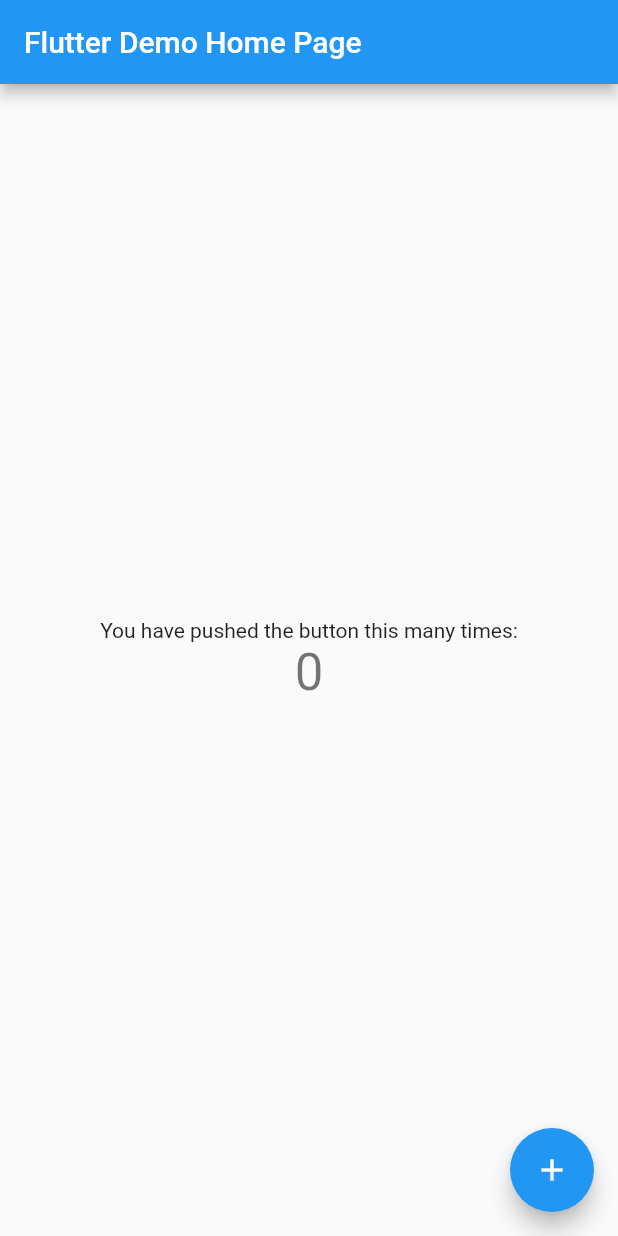
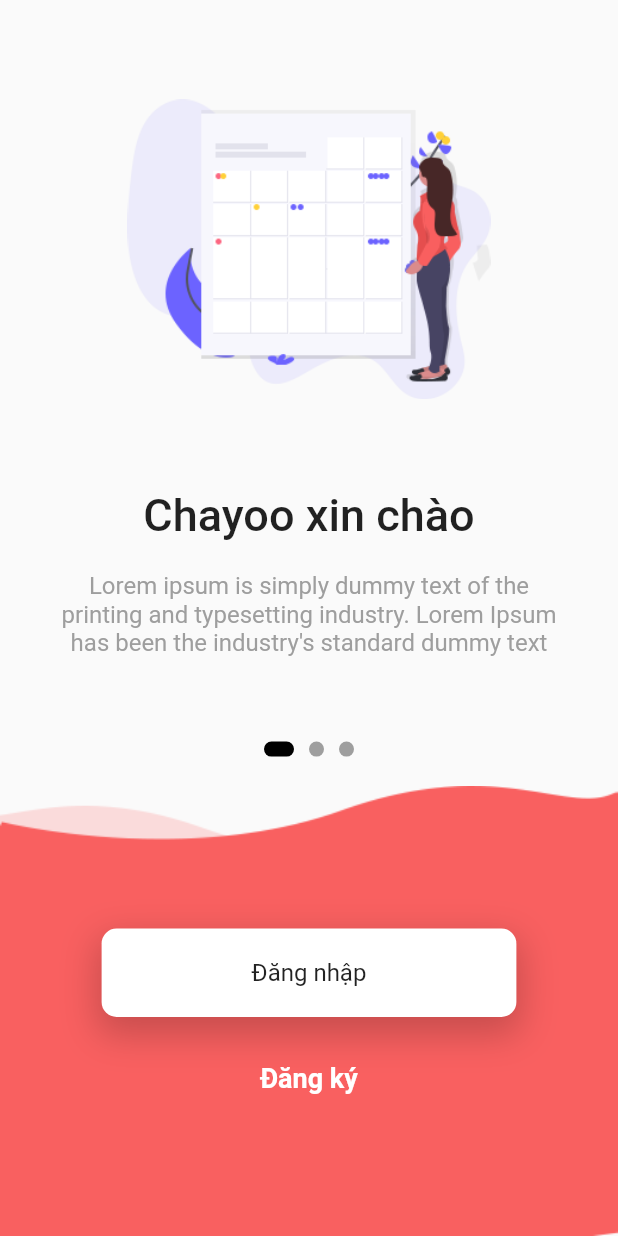
Before and after one commit to MinhThu100200/AT_Coffee, a Flutter app: the screen it shows after launch, on a phone screen of 412 x 824 dp. Run offline on Flutter 3.47's test engine with Material 2 defaults, Android fonts, the phone set to English and light mode, and no system bars; our stand-ins replace firebase_core, flutter_svg; accounts and stored records are empty.

```diff
--- a/lib/main.dart
+++ b/lib/main.dart
@@ -1,119 +1,56 @@
+import 'dart:async';
+import 'package:firebase_core/firebase_core.dart';
+
+import 'package:at_coffee/screens/on_boarding.dart';
 import 'package:flutter/material.dart';
-import "router.dart" as router;
 
-void main() {
-  runApp(const MyApp());
+void main() async {
+  WidgetsFlutterBinding.ensureInitialized();
+  await Firebase.initializeApp();
+  runApp(MyApp());
 }
 
 class MyApp extends StatelessWidget {
-  const MyApp({Key key}) : super(key: key);
-
   // This widget is the root of your application.
   @override
   Widget build(BuildContext context) {
     return MaterialApp(
-        title: 'Flutter Demo',
-        theme: ThemeData(
-          // This is the theme of your application.
-          //
-          // Try running your application with "flutter run". You'll see the
-          // application has a blue toolbar. Then, without quitting the app, try
-          // changing the primarySwatch below to Colors.green and then invoke
-          // "hot reload" (press "r" in the console where you ran "flutter run",
-          // or simply save your changes to "hot reload" in a Flutter IDE).
-          // Notice that the counter didn't reset back to zero; the application
-          // is not restarted.
-          primarySwatch: Colors.blue,
-        ),
-        home: const MyHomePage(title: 'Flutter Demo Home Page'),
-        onGenerateRoute: router.generateRoute);
+      debugShowCheckedModeBanner: false,
+      // theme: ThemeData(fontFamily: 'avenir'),
+      home: MyHomePage(),
+    );
   }
 }
 
 class MyHomePage extends StatefulWidget {
-  const MyHomePage({Key key, @required this.title}) : super(key: key);
-
-  // This widget is the home page of your application. It is stateful, meaning
-  // that it has a State object (defined below) that contains fields that affect
-  // how it looks.
-
-  // This class is the configuration for the state. It holds the values (in this
-  // case the title) provided by the parent (in this case the App widget) and
-  // used by the build method of the State. Fields in a Widget subclass are
-  // always marked "final".
-
-  final String title;
-
   @override
-  State<MyHomePage> createState() => _MyHomePageState();
+  _MyHomePageState createState() => _MyHomePageState();
 }
 
 class _MyHomePageState extends State<MyHomePage> {
-  int _counter = 0;
-
-  void _incrementCounter() {
-    setState(() {
-      // This call to setState tells the Flutter framework that something has
-      // changed in this State, which causes it to rerun the build method below
-      // so that the display can reflect the updated values. If we changed
-      // _counter without calling setState(), then the build method would not be
-      // called again, and so nothing would appear to happen.
-      _counter++;
-    });
+  @override
+  void initState() {
+    // TODO: implement initState
+    Timer(Duration(seconds: 3), openOnBoard);
+    super.initState();
   }
 
   @override
   Widget build(BuildContext context) {
-    // This method is rerun every time setState is called, for instance as done
-    // by the _incrementCounter method above.
-    //
-    // The Flutter framework has been optimized to make rerunning build methods
-    // fast, so that you can just rebuild anything that needs updating rather
-    // than having to individually change instances of widgets.
     return Scaffold(
-      appBar: AppBar(
-        // Here we take the value from the MyHomePage object that was created by
-        // the App.build method, and use it to set our appbar title.
-        title: Text(widget.title),
-      ),
       body: Center(
-        // Center is a layout widget. It takes a single child and positions it
-        // in the middle of the parent.
-        child: Column(
-          // Column is also a layout widget. It takes a list of children and
-          // arranges them vertically. By default, it sizes itself to fit its
-          // children horizontally, and tries to be as tall as its parent.
-          //
-          // Invoke "debug painting" (press "p" in the console, choose the
-          // "Toggle Debug Paint" action from the Flutter Inspector in Android
-          // Studio, or the "Toggle Debug Paint" command in Visual Studio Code)
-          // to see the wireframe for each widget.
-          //
-          // Column has various properties to control how it sizes itself and
-          // how it positions its children. Here we use mainAxisAlignment to
-          // center the children vertically; the main axis here is the vertical
-          // axis because Columns are vertical (the cross axis would be
-          // horizontal).
-          mainAxisAlignment: MainAxisAlignment.center,
-          children: <Widget>[
-            const Text(
-              'You have pushed the button this many times:',
-            ),
-            Text(
-              '$_counter',
-              style: Theme.of(context).textTheme.headline4,
-            ),
-          ],
+        child: Container(
+          decoration: BoxDecoration(
+              image: DecorationImage(
+            image: AssetImage('assets/images/logo.png'),
+          )),
         ),
       ),
-      floatingActionButton: FloatingActionButton(
-        onPressed: () {
-          Navigator.pushNamedAndRemoveUntil(
-              context, "/root_app", (route) => false);
-        },
-        tooltip: 'Increment',
-        child: const Icon(Icons.add),
-      ), // This trailing comma makes auto-formatting nicer for build methods.
     );
   }
+
+  void openOnBoard() {
+    Navigator.push(
+        context, MaterialPageRoute(builder: (context) => Onboarding()));
+  }
 }
--- a/lib/screens/on_boarding.dart
+++ b/lib/screens/on_boarding.dart
@@ -0,0 +1,163 @@
+import 'package:flutter/material.dart';
+import 'package:at_coffee/screens/login_page/login_page.dart';
+
+class Onboarding extends StatelessWidget {
+  @override
+  Widget build(BuildContext context) {
+    return MaterialApp(
+      debugShowCheckedModeBanner: false,
+      //theme: ThemeData(fontFamily: 'avenir'),
+      home: onboarding(),
+    );
+  }
+}
+
+class onboarding extends StatefulWidget {
+  @override
+  _onboardingState createState() => _onboardingState();
+}
+
+class _onboardingState extends State<onboarding> {
+  int currentPage = 0;
+  PageController _pageController =
+      new PageController(initialPage: 0, keepPage: true);
+  @override
+  Widget build(BuildContext context) {
+    return Scaffold(
+      body: Stack(
+        children: [
+          Column(
+            mainAxisAlignment: MainAxisAlignment.start,
+            children: [
+              Container(
+                height: MediaQuery.of(context).size.height * 0.6,
+                child: PageView(
+                  controller: _pageController,
+                  children: [
+                    onBoardPage("onboard1", "Chayoo xin chào"),
+                    onBoardPage("onboard2", "Công việc của bạn"),
+                    onBoardPage("onboard3", "Quản lý công việc"),
+                  ],
+                  onPageChanged: (value) => {setCurrentPage(value)},
+                ),
+              ),
+              Row(
+                mainAxisAlignment: MainAxisAlignment.center,
+                children: List.generate(3, (index) => getIndicator(index)),
+              )
+            ],
+          ),
+          Positioned(
+            bottom: 0,
+            left: 0,
+            right: 0,
+            child: Container(
+              margin: EdgeInsets.only(top: 20),
+              height: 300,
+              width: MediaQuery.of(context).size.width,
+              decoration: BoxDecoration(
+                  image: DecorationImage(
+                      image: AssetImage('assets/images/path1.png'),
+                      fit: BoxFit.fill)),
+              child: Column(
+                mainAxisAlignment: MainAxisAlignment.center,
+                children: [
+                  InkWell(
+                    onTap: openLoginPage,
+                    child: Container(
+                      padding:
+                          EdgeInsets.symmetric(vertical: 20, horizontal: 100),
+                      decoration: BoxDecoration(
+                          borderRadius: BorderRadius.circular(10),
+                          color: Colors.white,
+                          boxShadow: [
+                            BoxShadow(
+                                color: Colors.black.withOpacity(0.2),
+                                offset: Offset(0, 9),
+                                blurRadius: 20,
+                                spreadRadius: 3)
+                          ]),
+                      child: Text(
+                        "Đăng nhập",
+                        style: TextStyle(fontSize: 16),
+                      ),
+                    ),
+                  ),
+                  SizedBox(
+                    height: 30,
+                  ),
+                  Text(
+                    "Đăng ký",
+                    style: TextStyle(
+                        color: Colors.white,
+                        fontSize: 18,
+                        fontWeight: FontWeight.bold),
+                  )
+                ],
+              ),
+            ),
+          )
+        ],
+      ),
+    );
+  }
+
+  AnimatedContainer getIndicator(int pageNo) {
+    return AnimatedContainer(
+      duration: Duration(milliseconds: 100),
+      height: 10,
+      width: (currentPage == pageNo) ? 20 : 10,
+      margin: EdgeInsets.symmetric(horizontal: 5),
+      decoration: BoxDecoration(
+          borderRadius: BorderRadius.all(Radius.circular(5)),
+          color: (currentPage == pageNo) ? Colors.black : Colors.grey),
+    );
+  }
+
+  Column onBoardPage(String img, String title) {
+    return Column(
+      mainAxisAlignment: MainAxisAlignment.center,
+      children: [
+        SizedBox(
+          height: 20,
+        ),
+        Container(
+          height: 200,
+          width: MediaQuery.of(context).size.width,
+          padding: EdgeInsets.all(50),
+          decoration: BoxDecoration(
+              image:
+                  DecorationImage(image: AssetImage('assets/images/$img.png'))),
+        ),
+        SizedBox(
+          height: 50,
+        ),
+        Container(
+          padding: EdgeInsets.symmetric(vertical: 10),
+          child: Text(
+            title,
+            style: TextStyle(fontSize: 30, fontWeight: FontWeight.w500),
+          ),
+        ),
+        Container(
+          padding: EdgeInsets.symmetric(vertical: 10, horizontal: 40),
+          child: Text(
+            "Lorem ipsum is simply dummy text of the printing and typesetting industry. Lorem Ipsum has been the industry's standard dummy text",
+            style: TextStyle(fontSize: 16, color: Colors.grey),
+            textAlign: TextAlign.center,
+          ),
+        )
+      ],
+    );
+  }
+
+  setCurrentPage(int value) {
+    currentPage = value;
+    setState(() {});
+  }
+
+  openLoginPage() {
+    Navigator.push(
+        context, MaterialPageRoute(builder: (context) => LoginPage()));
+  }
+}
--- a/lib/screens/root_app/root_app.dart
+++ b/lib/screens/root_app/root_app.dart
@@ -75,7 +75,7 @@ class _RootAppState extends State<RootApp> {
                   Icon(
                     items[index],
                     size: 28,
-                    color: pageIndex == index ? thirdColor : black,
+                    color: pageIndex == index ? primary : black,
                   ),
                   SizedBox(
                     height: 5,
@@ -85,7 +85,7 @@ class _RootAppState extends State<RootApp> {
                           width: 6,
                           height: 6,
                           decoration: BoxDecoration(
-                              color: thirdColor, shape: BoxShape.circle),
+                              color: primary, shape: BoxShape.circle),
                         )
                       : Container()
                 ],
--- a/pubspec.yaml
+++ b/pubspec.yaml
@@ -32,6 +32,8 @@ dependencies:
   http: ^0.13.4
   firebase_core: ^1.13.1
   cloud_firestore: ^3.1.10
+  flutter_svg: ^1.0.3
+  lottie: ^1.2.2
   flutter:
     sdk: flutter
 
```
Also changed, not shown: lib/common/theme/colors.dart (+26 -2 lines), lib/screens/login_page/login_page.dart (added, +345 -0 lines), assets/images/facebook_icon.svg (added), assets/images/google_icon.svg (added), assets/images/onboard1.png (added), assets/images/onboard2.png (added), assets/images/onboard3.png (added), assets/images/path.png (added), assets/images/path1.png (added), pubspec.lock, 16 other files.
